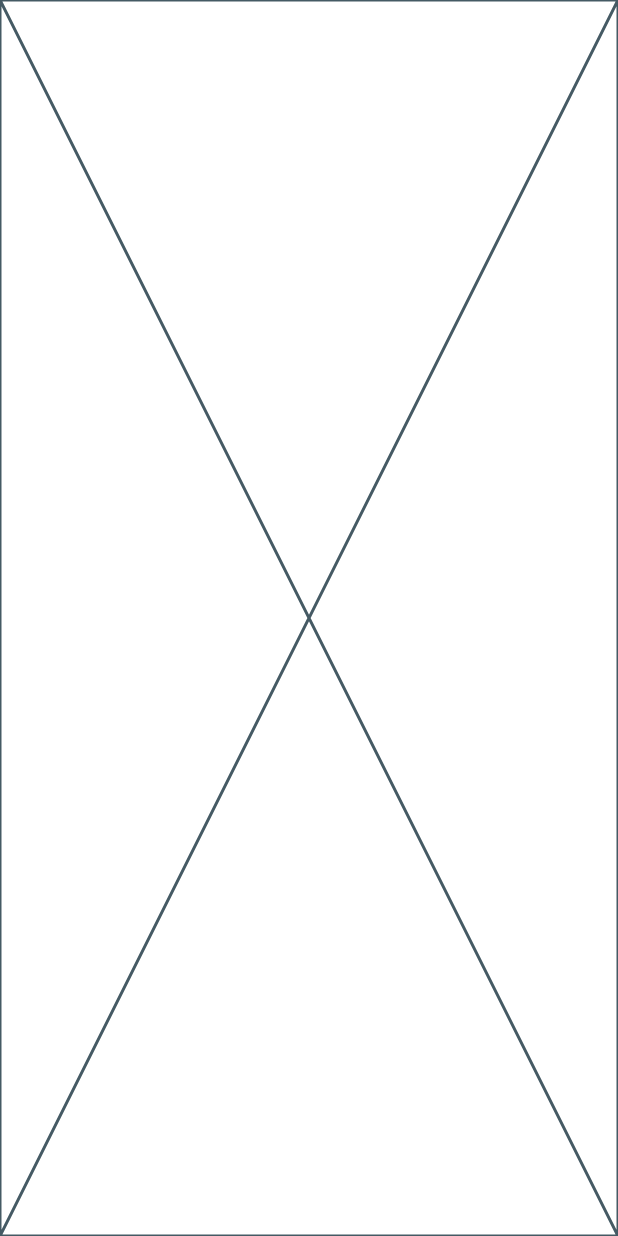
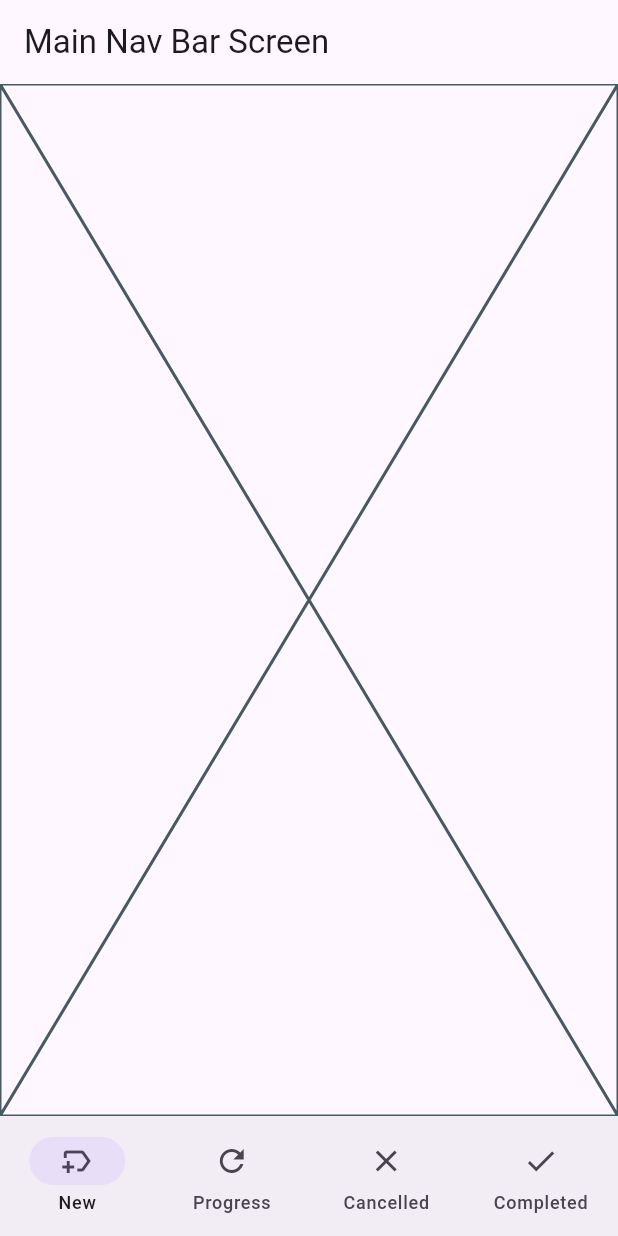
Before and after one commit to iqbal221/Task_Manager_App, a Flutter app: the screen it shows after launch, on a phone screen of 412 x 824 dp. Run offline on Flutter 3.47's test engine with Material 3 defaults, Android fonts, the light colour scheme and no system bars.

Commit message:
main nav bar added

```diff
--- a/lib/app.dart
+++ b/lib/app.dart
@@ -13,6 +13,7 @@ class TaskManagerApp extends StatelessWidget {
         colorScheme: ColorScheme.fromSeed(seedColor: Colors.deepPurple),
       ),
       home: const MainNavBarScreen(),
+      initialRoute: MainNavBarScreen.name,
     );
   }
 }
--- a/lib/presentation/screens/main_nav_bar_screen.dart
+++ b/lib/presentation/screens/main_nav_bar_screen.dart
@@ -1,15 +1,49 @@
 import 'package:flutter/material.dart';
+import 'package:task_manager_apps/presentation/screens/cancelled_task_screen.dart';
+import 'package:task_manager_apps/presentation/screens/completed_task_screen.dart';
+import 'package:task_manager_apps/presentation/screens/new_task_screen.dart';
+import 'package:task_manager_apps/presentation/screens/progress_task_screen.dart';
 
 class MainNavBarScreen extends StatefulWidget {
   const MainNavBarScreen({super.key});
+
+  static const String name = "/dashboard";
 
   @override
   State<MainNavBarScreen> createState() => _MainNavBarScreenState();
 }
 
 class _MainNavBarScreenState extends State<MainNavBarScreen> {
+  int _selectedIndex = 0;
+
+  List<Widget> _screens = [
+    NewTaskScreen(),
+    ProgressTaskScreen(),
+    CompletedTaskScreen(),
+    CancelledTaskScreen(),
+  ];
+
   @override
   Widget build(BuildContext context) {
-    return const Placeholder();
+    return Scaffold(
+      appBar: AppBar(title: const Text('Main Nav Bar Screen')),
+      body: _screens[_selectedIndex],
+      bottomNavigationBar: NavigationBar(
+        selectedIndex: _selectedIndex,
+        onDestinationSelected: (int index) {
+          _selectedIndex = index;
+          setState(() {});
+        },
+        destinations: [
+          NavigationDestination(
+            icon: Icon(Icons.new_label_outlined),
+            label: "New",
+          ),
+          NavigationDestination(icon: Icon(Icons.refresh), label: "Progress"),
+          NavigationDestination(icon: Icon(Icons.close), label: "Cancelled"),
+          NavigationDestination(icon: Icon(Icons.done), label: "Completed"),
+        ],
+      ),
+    );
   }
 }
--- /dev/null
+++ b/lib/presentation/screens/new_task_screen.dart
@@ -0,0 +1,15 @@
+import 'package:flutter/material.dart';
+
+class NewTaskScreen extends StatefulWidget {
+  const NewTaskScreen({super.key});
+
+  @override
+  State<NewTaskScreen> createState() => _NewTaskScreenState();
+}
+
+class _NewTaskScreenState extends State<NewTaskScreen> {
+  @override
+  Widget build(BuildContext context) {
+    return const Placeholder();
+  }
+}
```
Also changed, not shown: lib/presentation/screens/cancelled_task_screen.dart (added, +15 -0 lines), lib/presentation/screens/completed_task_screen.dart (added, +15 -0 lines), lib/presentation/screens/progress_task_screen.dart (added, +15 -0 lines).
